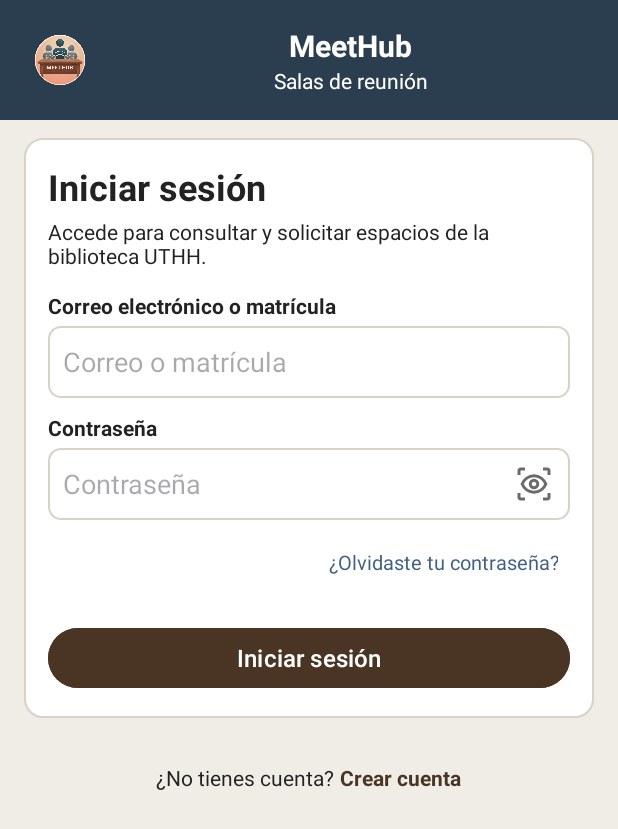
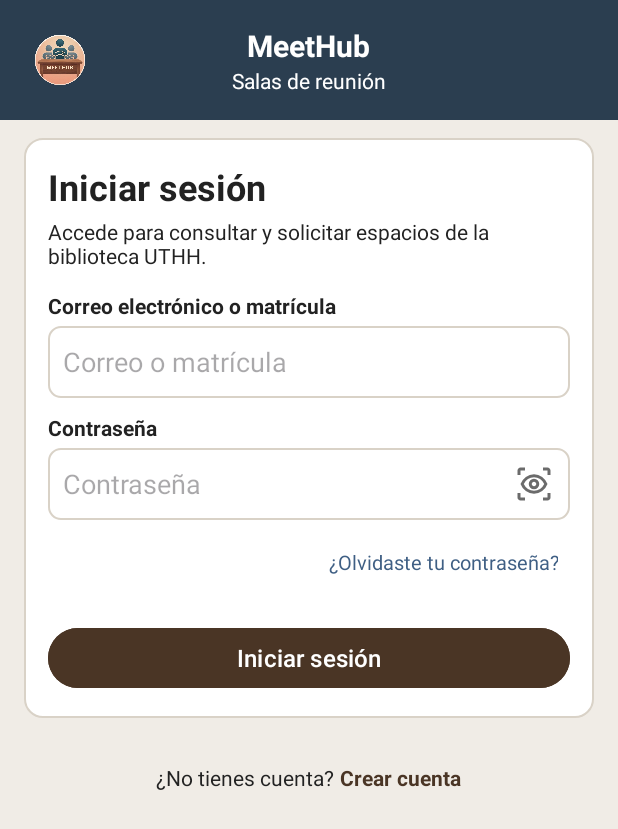
Before and after one commit to AnderEsau/MeetHub, an Android app: the screen it shows after launch (LoginActivity), on a phone screen of 412 x 824 dp. Shown: the top 829 px of the screen. Run offline under Robolectric (Android 15) with nearby library versions, the phone set to English and light mode, and no system bars.

Commit message:
Agregue la galeria de fotos en el detalle de sala con carrusel para que se vean las demas y acomode el encabezado

```diff
--- a/app/build.gradle.kts
+++ b/app/build.gradle.kts
@@ -39,6 +39,7 @@ dependencies {
     implementation(libs.androidx.constraintlayout)
     implementation(libs.androidx.core.ktx)
     implementation(libs.androidx.recyclerview)
+    implementation(libs.androidx.viewpager2)
     implementation(libs.material)
     testImplementation(libs.junit)
     androidTestImplementation(libs.androidx.espresso.core)
--- a/app/src/main/java/com/equipo7/meethub/adaptador/SalasAdaptador.kt
+++ b/app/src/main/java/com/equipo7/meethub/adaptador/SalasAdaptador.kt
@@ -40,8 +40,11 @@ class SalasAdaptador(
         )
         holder.txtEquipamiento.text = sala.equipamiento
 
+        val baseUrl = "https://anderehj.somos4a.org/meethub_api/"
+        val urlCompleta = baseUrl + sala.imagenUrl
+
         Glide.with(holder.itemView.context)
-            .load(sala.imagenUrl)
+            .load(urlCompleta)
             .placeholder(android.R.drawable.ic_menu_gallery)
             .error(android.R.drawable.stat_notify_error)
             .into(holder.imgSala)
--- a/app/src/main/java/com/equipo7/meethub/modelo/dataDetalleSala.kt
+++ b/app/src/main/java/com/equipo7/meethub/modelo/dataDetalleSala.kt
@@ -17,6 +17,7 @@ data class dataDetalleSala(
     @SerialName("hora_cierre") val horaCierre: String = "",
     @SerialName("imagen_url") val imagenUrl: String = "",
     @SerialName("equipamiento_texto") val equipamientoTexto: String = "",
-    @SerialName("equipamiento") val equipamiento: List<dataEquipamiento> = emptyList()
+    @SerialName("equipamiento") val equipamiento: List<dataEquipamiento> = emptyList(),
+    @SerialName("galeria") val galeria: List<String> = emptyList()
 
 )
--- a/app/src/main/res/layout/encabezado_logo.xml
+++ b/app/src/main/res/layout/encabezado_logo.xml
@@ -1,22 +1,21 @@
 <?xml version="1.0" encoding="utf-8"?>
-<LinearLayout
+<FrameLayout
     xmlns:android="http://schemas.android.com/apk/res/android"
     android:layout_width="match_parent"
     android:layout_height="wrap_content"
-    android:orientation="horizontal"
-    android:gravity="center_vertical"
     android:background="@color/azul_oscuro"
     android:padding="12dp">
     <ImageView
         android:layout_width="56dp"
         android:layout_height="56dp"
         android:src="@drawable/logo_meethub"
+        android:layout_gravity="start|center_vertical"
         android:contentDescription="@string/logo_descripcion" />
     <LinearLayout
-        android:layout_width="0dp"
+        android:layout_width="wrap_content"
         android:layout_height="wrap_content"
         android:orientation="vertical"
-        android:layout_weight="1"
+        android:layout_gravity="center"
         android:gravity="center">
         <TextView
             android:layout_width="wrap_content"
@@ -32,4 +31,4 @@
             android:textSize="14sp"
             android:textColor="@color/blanco" />
     </LinearLayout>
-</LinearLayout>
+</FrameLayout>
--- a/app/src/main/res/values/strings.xml
+++ b/app/src/main/res/values/strings.xml
@@ -38,6 +38,7 @@
     <string name="detalle_equipamiento">&lt;b&gt;MOBILIARIO Y EQUIPAMIENTO:&lt;/b&gt; %1$s</string>
     <string name="detalle_descripcion">&lt;b&gt;DESCRIPCIÓN:&lt;/b&gt; %1$s</string>
     <string name="detalle_btn_reservar">Reservar sala</string>
+    <string name="detalle_foto_descripcion">Foto de la sala</string>
 
     <!-- Leonel faltantes -->
     <string name="solicitud_aforo">Aforo mínimo de la sala: %1$d</string>
--- a/gradle/libs.versions.toml
+++ b/gradle/libs.versions.toml
@@ -9,6 +9,7 @@ material = "1.14.0"
 activityKtx = "1.13.0"
 constraintlayout = "2.2.2"
 recyclerview = "1.4.0"
+viewpager2 = "1.1.0"
 
 [libraries]
 androidx-core-ktx = { group = "androidx.core", name = "core-ktx", version.ref = "coreKtx" }
@@ -20,6 +21,7 @@ material = { group = "com.google.android.material", name = "material", version.r
 androidx-activity-ktx = { group = "androidx.activity", name = "activity-ktx", version.ref = "activityKtx" }
 androidx-constraintlayout = { group = "androidx.constraintlayout", name = "constraintlayout", version.ref = "constraintlayout" }
 androidx-recyclerview = { group = "androidx.recyclerview", name = "recyclerview", version.ref = "recyclerview" }
+androidx-viewpager2 = { group = "androidx.viewpager2", name = "viewpager2", version.ref = "viewpager2" }
 
 [plugins]
 android-application = { id = "com.android.application", version.ref = "agp" }
```
Also changed, not shown: app/src/main/java/com/equipo7/meethub/adaptador/GaleriaAdaptador.kt (added, +45 -0 lines), app/src/main/java/com/equipo7/meethub/vista/DetalleSalaActivity.kt (+12 -8 lines), app/src/main/res/layout/activity_detalle_sala.xml (+3 -5 lines), app/src/main/res/layout/item_galeria.xml (added, +8 -0 lines), 1 other file.
